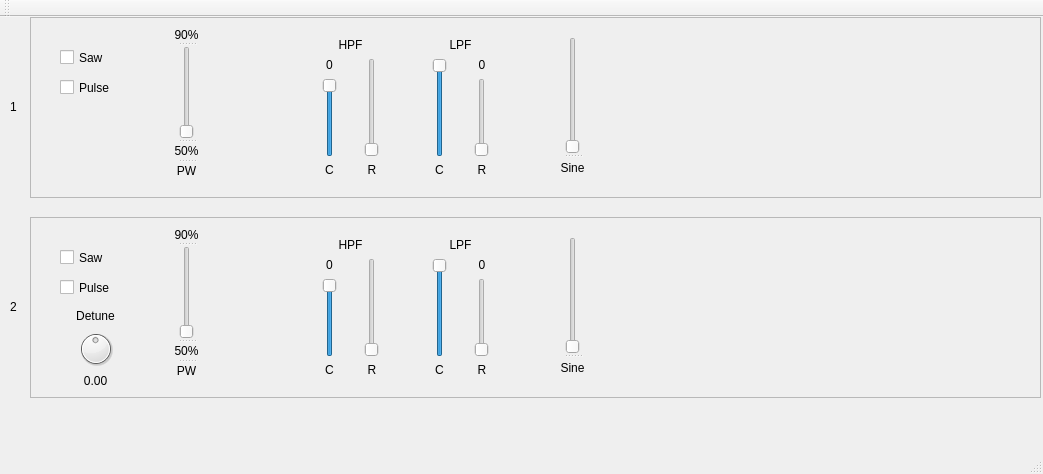
CampNowhere/CS84, file csjack.ui: the form before one commit.
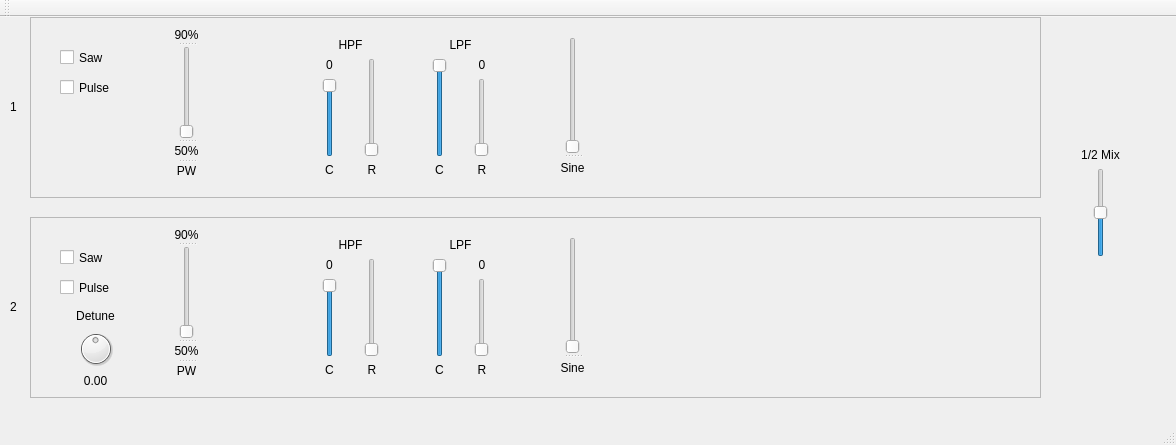
The form after the commit.

Commit message: Implement Channel 2

```diff
--- a/csjack.ui
+++ b/csjack.ui
@@ -6,8 +6,8 @@
    <rect>
     <x>0</x>
     <y>0</y>
-    <width>1043</width>
-    <height>474</height>
+    <width>1176</width>
+    <height>445</height>
    </rect>
   </property>
   <property name="windowTitle">
@@ -683,6 +683,56 @@
      <string>2</string>
     </property>
    </widget>
+   <widget class="QWidget" name="verticalLayoutWidget_6">
+    <property name="geometry">
+     <rect>
+      <x>1070</x>
+      <y>120</y>
+      <width>61</width>
+      <height>131</height>
+     </rect>
+    </property>
+    <layout class="QVBoxLayout" name="verticalLayout_10">
+     <item>
+      <widget class="QLabel" name="label_23">
+       <property name="text">
+        <string>1/2 Mix</string>
+       </property>
+       <property name="alignment">
+        <set>Qt::AlignCenter</set>
+       </property>
+      </widget>
+     </item>
+     <item>
+      <widget class="QSlider" name="channelMix">
+       <property name="sizePolicy">
+        <sizepolicy hsizetype="MinimumExpanding" vsizetype="MinimumExpanding">
+         <horstretch>0</horstretch>
+         <verstretch>0</verstretch>
+        </sizepolicy>
+       </property>
+       <property name="minimum">
+        <number>-100</number>
+       </property>
+       <property name="maximum">
+        <number>100</number>
+       </property>
+       <property name="tracking">
+        <bool>true</bool>
+       </property>
+       <property name="orientation">
+        <enum>Qt::Vertical</enum>
+       </property>
+       <property name="invertedAppearance">
+        <bool>false</bool>
+       </property>
+       <property name="invertedControls">
+        <bool>false</bool>
+       </property>
+      </widget>
+     </item>
+    </layout>
+   </widget>
   </widget>
   <widget class="QMenuBar" name="menuBar">
    <property name="geometry">
```
Left out of the diff: 4 changed lines with no effect on the pictures. The commit also changes 5 other files.
